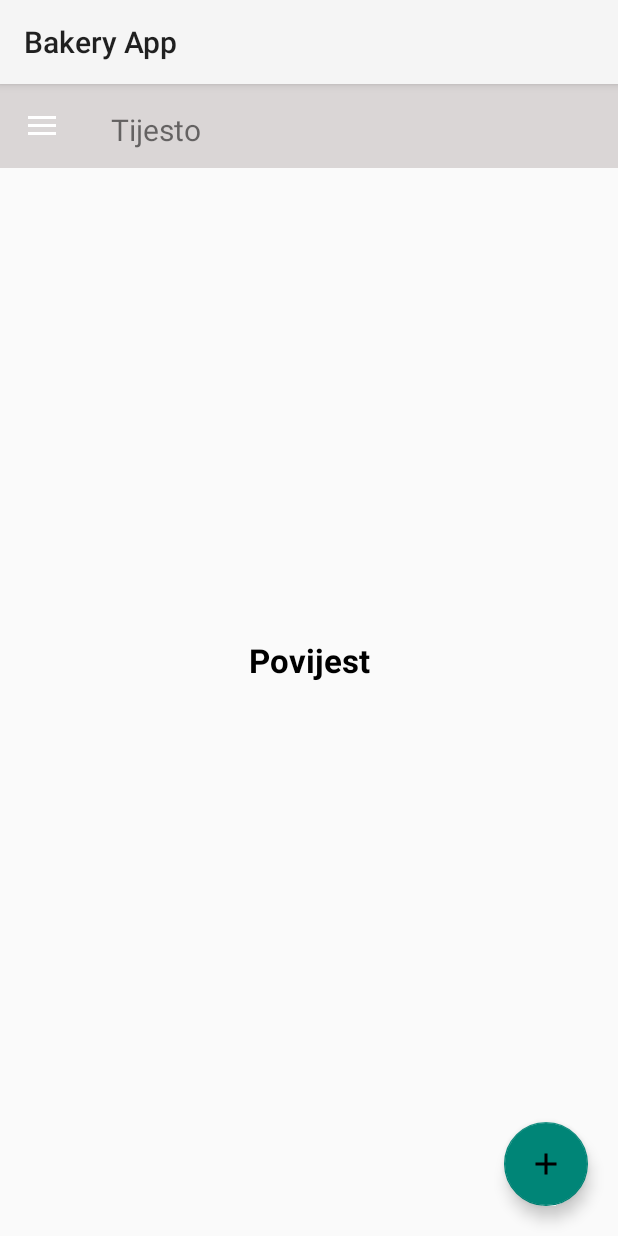
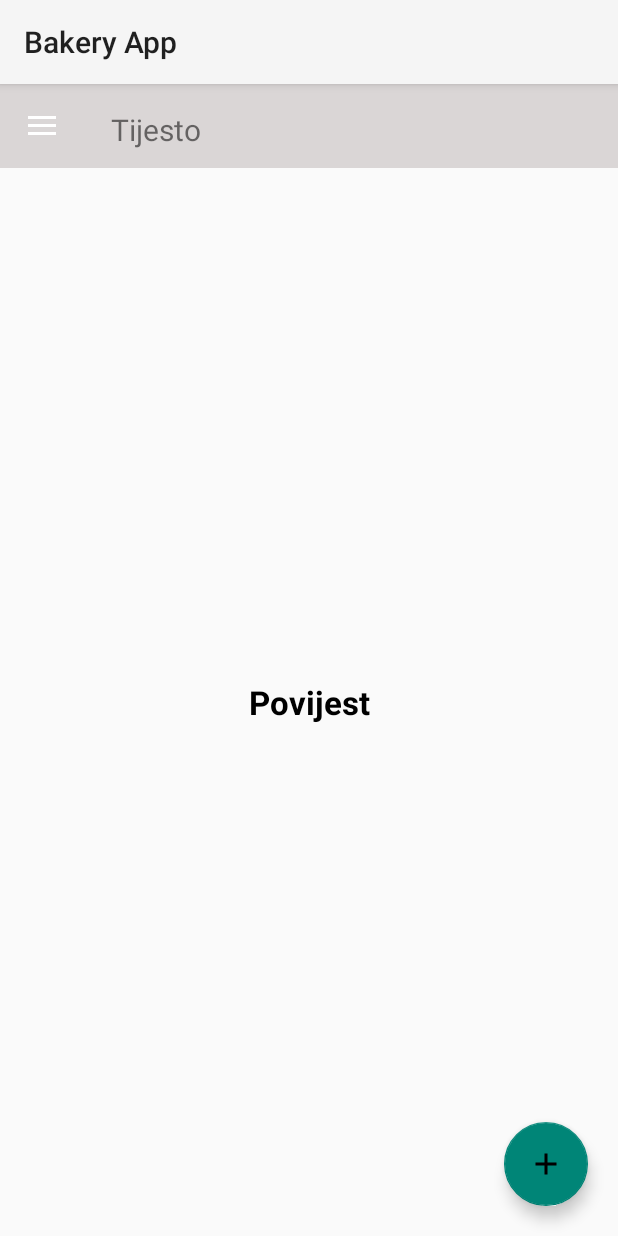
Before and after one commit to CaniTanushaj/RNMA, an Android app: the ProfileActivity screen opened directly, with no data from a screen before it, in the side drawer, after a tap on "Povijest", on a phone screen of 412 x 824 dp. Run offline under Robolectric (Android 15) with nearby library versions, the phone set to English and light mode, and no system bars; our stand-ins replace Firebase (no records; nobody signed in at launch, a user with empty details on screens opened directly).

Commit message:
Urednjena pocetna stranica

```diff
--- a/app/src/main/res/layout/activity_profile.xml
+++ b/app/src/main/res/layout/activity_profile.xml
@@ -47,8 +47,14 @@
 
         <FrameLayout
             android:id="@+id/frameLayout"
+            android:layout_marginTop="?attr/actionBarSize"
             android:layout_width="match_parent"
             android:layout_height="match_parent" >
+
+            <androidx.recyclerview.widget.RecyclerView
+                android:layout_width="match_parent"
+                android:layout_height="match_parent"/>
+
 
             <com.google.android.material.floatingactionbutton.FloatingActionButton
                 android:layout_width="414dp"
@@ -58,7 +64,6 @@
                 android:layout_margin="20dp"
                 android:layout_marginTop="60dp"
                 android:background="@color/black"
-                android:text="Dodaj"
                 android:src="@drawable/baseline_add_24"
                 android:textColorHighlight="#3F51B5"
                 android:textColorLink="#E91E63" />
```
